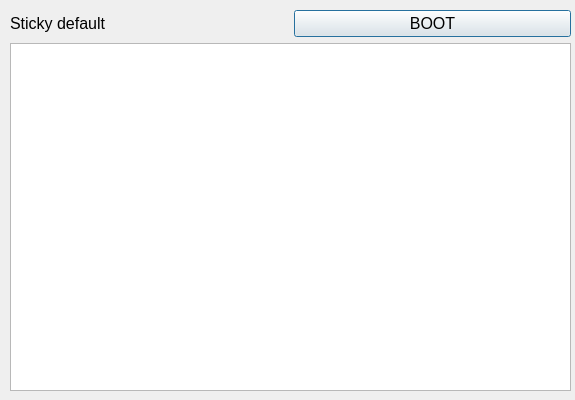
This is recovery/bootselectiondialog.ui in procount/pinn as Qt 5 draws it before an edit. The edited form follows.
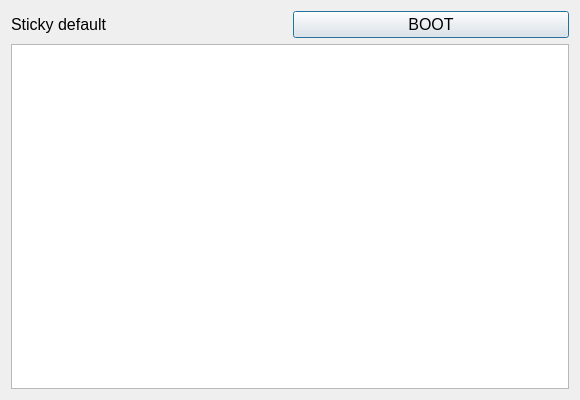
This is the edited form.

The edit to the form file:
```diff
--- a/recovery/bootselectiondialog.ui
+++ b/recovery/bootselectiondialog.ui
@@ -6,7 +6,7 @@
    <rect>
     <x>0</x>
     <y>0</y>
-    <width>575</width>
+    <width>580</width>
     <height>400</height>
    </rect>
   </property>
@@ -24,15 +24,8 @@
   <property name="windowTitle">
    <string>PINN - Select OS to boot</string>
   </property>
-  <widget class="QWidget" name="layoutWidget">
-   <property name="geometry">
-    <rect>
-     <x>10</x>
-     <y>10</y>
-     <width>561</width>
-     <height>381</height>
-    </rect>
-   </property>
+  <layout class="QVBoxLayout" name="verticalLayout_2">
+   <item>
    <layout class="QVBoxLayout" name="verticalLayout">
     <item>
      <layout class="QHBoxLayout" name="horizontalLayout">
@@ -74,7 +67,8 @@
      </widget>
     </item>
    </layout>
-  </widget>
+   </item>
+  </layout>
  </widget>
  <resources/>
  <connections/>
```
Lines whose indentation alone changed are shown as unchanged.
